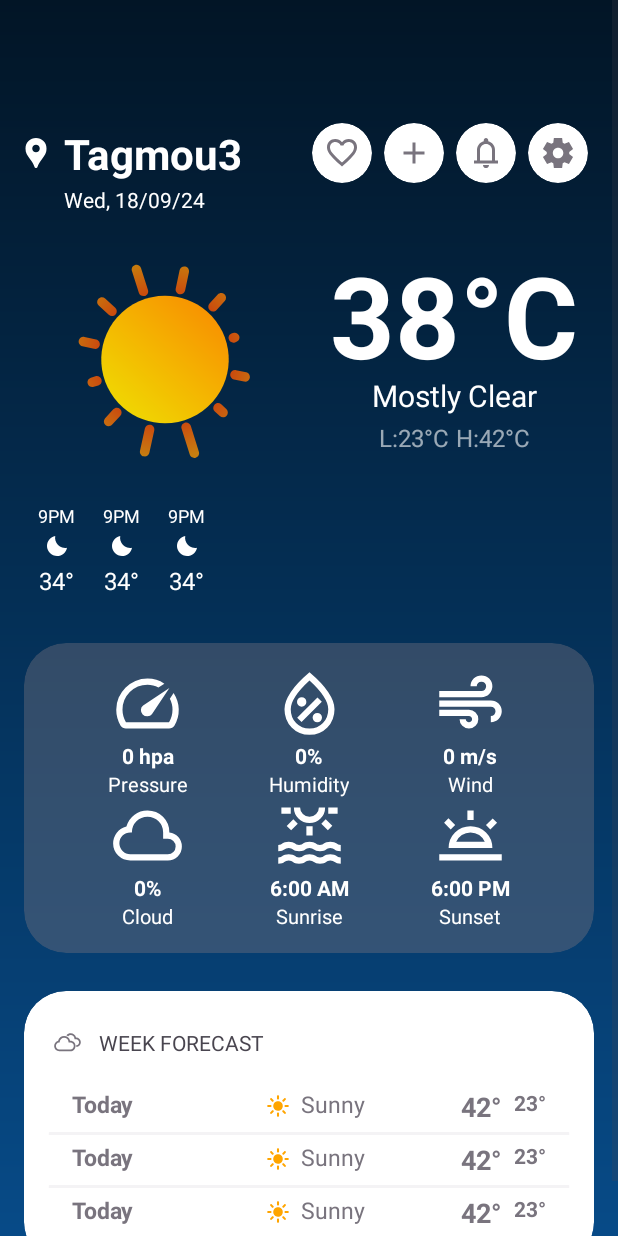
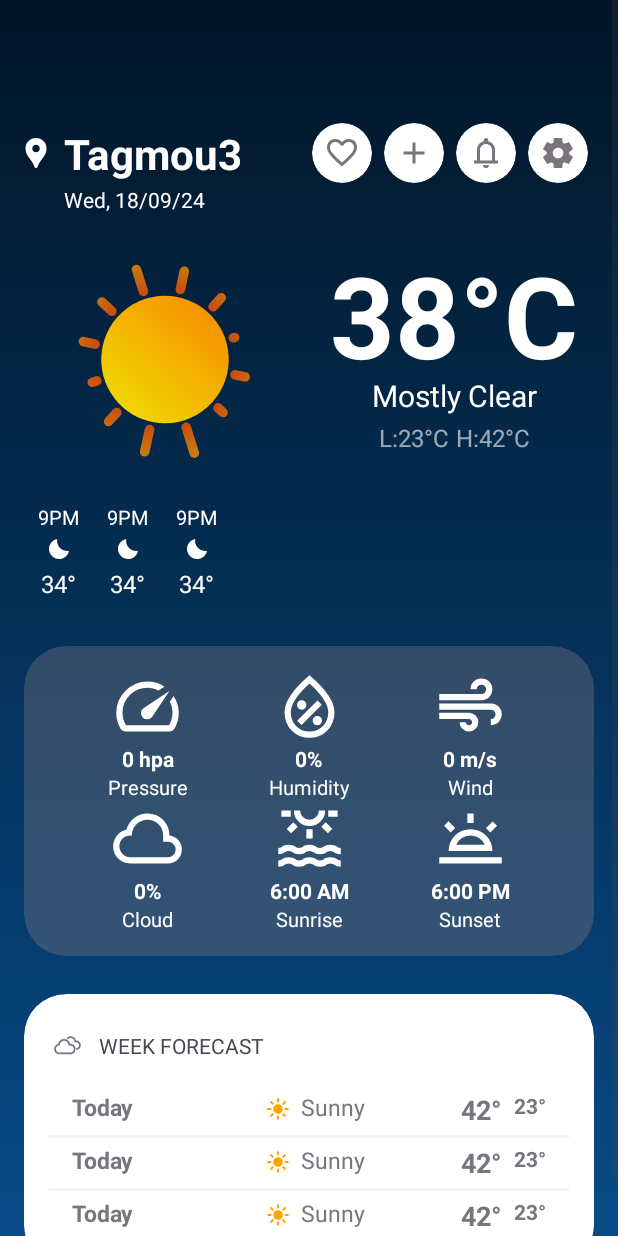
Before and after one commit to WillingDev0812/Kotlin-Weather, an Android app: the layout activity_home_screen.xml on its own in the app's theme, with its tools: preview values and no code run, on a phone screen of 412 x 824 dp. Run offline under Robolectric (Android 15) with nearby library versions, the light colour scheme and no system bars.

Commit message:
+ fixing text size

```diff
--- a/app/src/main/res/layout/item_hourly.xml
+++ b/app/src/main/res/layout/item_hourly.xml
@@ -12,7 +12,7 @@
         android:layout_height="wrap_content"
         android:text="9PM"
         android:textColor="@color/white"
-        android:textSize="12dp"
+        android:textSize="13sp"
         app:layout_constraintEnd_toEndOf="parent"
         app:layout_constraintStart_toStartOf="parent"
         app:layout_constraintTop_toTopOf="parent" />
```
